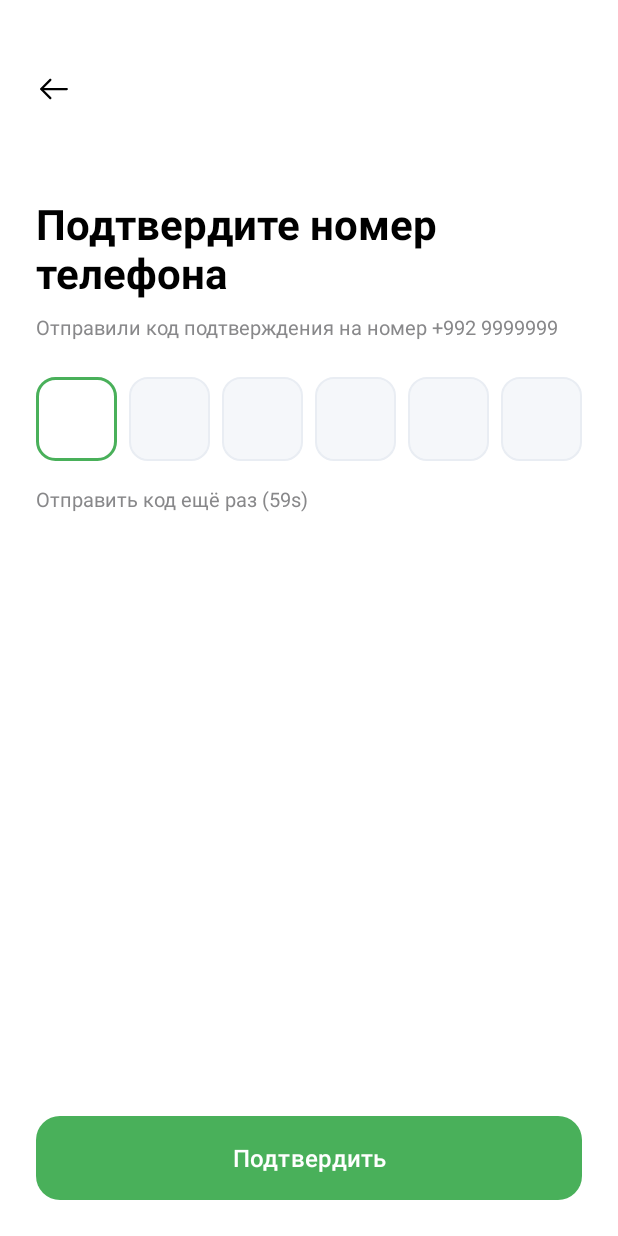
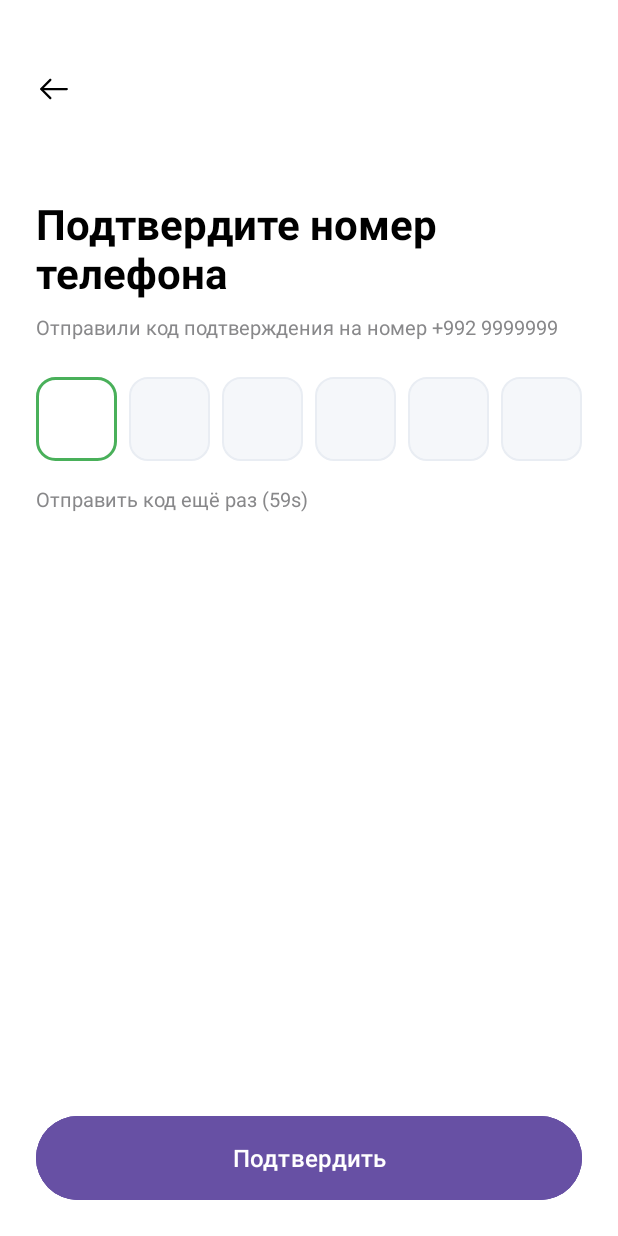
Before and after one commit to Ismatik/EWallet-Android-App, an Android app: the OtpActivity screen opened directly, with no data from a screen before it, on a phone screen of 412 x 824 dp. Run offline under Robolectric (Android 15) with nearby library versions, the phone set to English and light mode, and no system bars.

Commit message:
Commit to save files, button got purple.

```diff
--- a/app/src/main/res/drawable/bg_button_primary.xml
+++ b/app/src/main/res/drawable/bg_button_primary.xml
@@ -1,10 +1,27 @@
-<?xml version="1.0" encoding="utf-8" ?>
+<?xml version="1.0" encoding="utf-8"?>
 <ripple xmlns:android="http://schemas.android.com/apk/res/android"
-    android:color="?attr/colorControlHighlight"
-    >
+    android:color="@color/rippleGreen">  <!-- fixed ripple, not theme-based -->
+
+    <!-- Disabled -->
+    <item android:state_enabled="false">
+        <shape android:shape="rectangle">
+            <corners android:radius="28dp"/>
+            <solid android:color="@color/brandGreen_disabled"/>
+        </shape>
+    </item>
+
+    <!-- Pressed -->
+    <item android:state_pressed="true">
+        <shape android:shape="rectangle">
+            <corners android:radius="28dp"/>
+            <solid android:color="@color/brandGreenAlt"/>
+        </shape>
+    </item>
+
+    <!-- Default -->
     <item>
         <shape android:shape="rectangle">
-            <corners android:radius="16dp"/>
+            <corners android:radius="28dp"/>
             <solid android:color="@color/brandGreen"/>
         </shape>
     </item>
--- a/app/src/main/res/layout/activity_main.xml
+++ b/app/src/main/res/layout/activity_main.xml
@@ -126,6 +126,7 @@
         app:layout_constraintBottom_toBottomOf="parent"
         app:layout_constraintStart_toStartOf="parent"
         app:layout_constraintEnd_toEndOf="parent"
+
         />
 
 </androidx.constraintlayout.widget.ConstraintLayout>
--- /dev/null
+++ b/app/src/main/res/values-v27/themes.xml
@@ -0,0 +1,8 @@
+<?xml version="1.0" encoding="utf-8"?>
+<resources>
+    <style name="Base.Theme.EWallet" parent="Theme.Material3.DayNight.NoActionBar">
+        <!-- API 27+ only -->
+        <item name="android:windowLightNavigationBar">true</item>
+        <item name="android:navigationBarDividerColor">@android:color/transparent</item>
+    </style>
+</resources>
--- /dev/null
+++ b/app/src/main/res/values-v29/themes.xml
@@ -0,0 +1,7 @@
+<?xml version="1.0" encoding="utf-8"?>
+<resources>
+    <style name="Base.Theme.EWallet" parent="Theme.Material3.DayNight.NoActionBar">
+        <!-- API 29+ only -->
+        <item name="android:enforceNavigationBarContrast">false</item>
+    </style>
+</resources>
--- a/app/src/main/res/values/colors.xml
+++ b/app/src/main/res/values/colors.xml
@@ -13,9 +13,11 @@
 <!-- Brand -->
     <color name="brandGreen">#49B05A</color>        <!-- primary (button/link) -->
     <color name="brandGreenAlt">#39B980</color>     <!-- secondary green seen on other screens -->
-    <color name="brandBlue">#0456A2</color>         <!-- accent blue present in flows -->
+<!--    <color name="brandBlue">#0456A2</color>         &lt;!&ndash; accent blue present in flows &ndash;&gt;-->
+    <color name="brandGreen_disabled">#9FD8B2</color>  <!-- or any lightened green -->
+    <color name="rippleGreen">#1A39B980</color>       <!-- ~10% alpha of brandGreenAlt -->
 
-<!-- Text -->
+    <!-- Text -->
     <color name="textPrimary">#18191C</color>       <!-- main body text from mocks -->
     <color name="textSecondary">#88888A</color>     <!-- secondary/labels -->
     <color name="hintColor">#9AA4B2</color>         <!-- softer input placeholder -->
--- a/app/src/main/res/values/themes.xml
+++ b/app/src/main/res/values/themes.xml
@@ -1,20 +1,13 @@
-<resources xmlns:tools="http://schemas.android.com/tools">
+<resources>
     <!-- Base application theme. -->
     <style name="Base.Theme.EWallet" parent="Theme.Material3.DayNight.NoActionBar">
-        <item name="android:windowBackground">@color/white</item>
-        <item name="textInputStyle">@style/Widget.Asr.TextInputLayout.Filled</item>
-        <!-- Customize your light theme here. -->
-        <!-- <item name="colorPrimary">@color/my_light_primary</item> -->
         <item name="colorPrimary">@color/brandGreen</item>
         <item name="android:textColorLink">@color/brandGreen</item>
 
+        <!-- Safe everywhere -->
         <item name="android:statusBarColor">@android:color/transparent</item>
-        <item name="android:navigationBarColor">@android:color/white</item>
-        <item name="android:windowLightNavigationBar">true</item>
-        <item name="android:navigationBarDividerColor">@android:color/transparent</item>
-        <item name="android:enforceNavigationBarContrast">false</item>
-
+        <item name="android:navigationBarColor">@android:color/transparent</item>
     </style>
 
-    <style name="Theme.EWallet" parent="Base.Theme.EWallet" />
+    <style name="Theme.EWallet" parent="Base.Theme.EWallet"/>
 </resources>
```
Also changed, not shown: app/src/main/java/com/example/ewallet/core/di/ServiceLocator.kt (+15 -4 lines).
